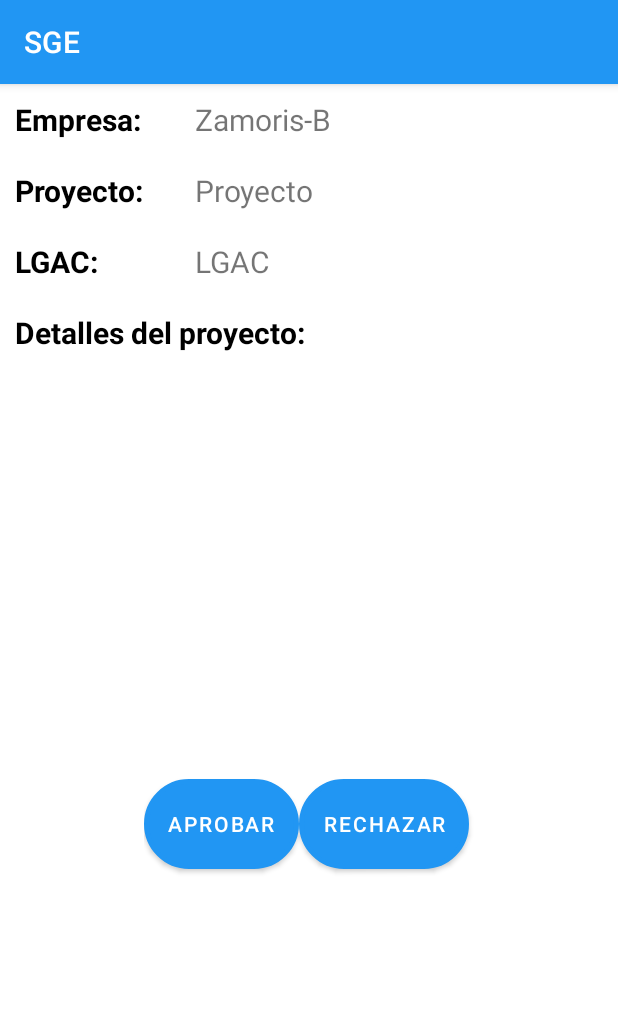
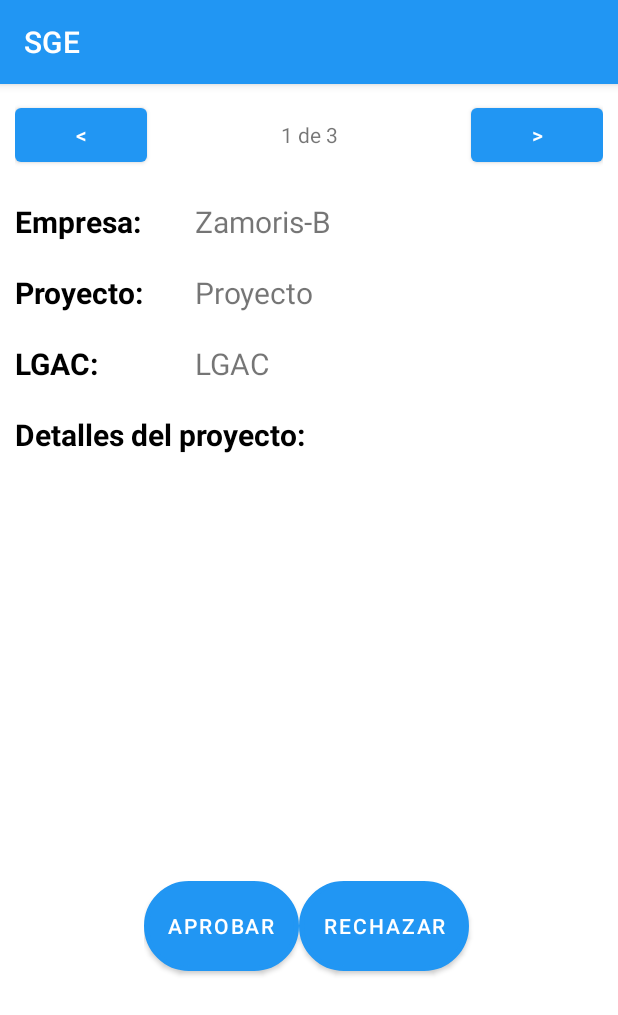
Before and after one commit to Gabrielruiz1712/PlataformaSGE_RES, an Android app: the ResidenciaRegistrada screen opened directly, with no data from a screen before it, on a phone screen of 412 x 824 dp. Shown: the top 1015 px of the screen. Run offline under Robolectric (Android 15) with nearby library versions, the phone set to English and light mode, and no system bars.

Commit message:
Detalles, detalles

```diff
--- a/app/src/main/java/mx/edu/itm/link/plataformasge_res/DetalleProyecto.kt
+++ b/app/src/main/java/mx/edu/itm/link/plataformasge_res/DetalleProyecto.kt
@@ -38,7 +38,6 @@ class DetalleProyecto : AppCompatActivity() {
                     intent.putExtra("ALUMNO", alumno)
                     intent.putExtra("PROYECTO", proyecto)
 
-                    //TODO: Poner el la BD que este alumno ya selecciono proyecto
 
                     alumno.tieneProyecto = 1
                     MainActivity.alumnoLogeado.tieneProyecto = 1
--- a/app/src/main/java/mx/edu/itm/link/plataformasge_res/ResidenciaRegistrada.kt
+++ b/app/src/main/java/mx/edu/itm/link/plataformasge_res/ResidenciaRegistrada.kt
@@ -1,11 +1,41 @@
 package mx.edu.itm.link.plataformasge_res
 
+import android.os.Bundle
+import android.widget.Toast
 import androidx.appcompat.app.AppCompatActivity
-import android.os.Bundle
+import mx.edu.itm.link.plataformasge_res.databinding.ActivityResidenciaRegistradaBinding
 
 class ResidenciaRegistrada : AppCompatActivity() {
+    private lateinit var binding: ActivityResidenciaRegistradaBinding
     override fun onCreate(savedInstanceState: Bundle?) {
         super.onCreate(savedInstanceState)
-        setContentView(R.layout.activity_residencia_registrada)
+        binding = ActivityResidenciaRegistradaBinding.inflate(layoutInflater)
+        setContentView(binding.root)
+
+        var indice = 0
+        binding.btnNext.setOnClickListener {
+            val nDependencias = Utils.database.getDependencias().size
+            if (nDependencias != 0) {
+                navegar(indice)
+                if (indice < nDependencias) {
+                    indice++
+                } else {
+                    indice = 0
+                }
+            }else{
+                Toast.makeText(this, "No hay dependencias pro aprobar", Toast.LENGTH_SHORT).show()
+            }
+        }
+
+    }
+
+    fun navegar(position: Int) {
+        val dependencias = Utils.database.getDependencias()
+        //Para imprimir el indice de la navegacion
+        binding.lblNavegacion.text = "${position + 1} de ${dependencias.size}"
+        binding.nombreEmpresaReg.text = dependencias[position].nombreEmpresa
+        binding.nombreProyectoReg.text = dependencias[position].nombreProyecto
+        binding.lgacProyectoReg.text = dependencias[position].lgac
+        binding.descripcionReg.text = dependencias[position].descripcionDelProyecto
     }
 }
--- a/app/src/main/java/mx/edu/itm/link/plataformasge_res/SeleccionProyecto.kt
+++ b/app/src/main/java/mx/edu/itm/link/plataformasge_res/SeleccionProyecto.kt
@@ -42,12 +42,10 @@ class SeleccionProyecto : AppCompatActivity() {
         }
         //Se asigna profesor random
 
-        //TODO: Aca se debe seleccionar un profe disponible y luego setearlo como no disponible en la BD
         val profesorSeleccionado = profesoresDeLinea.random()
         binding.asesorSeleccion.text =
             "${profesorSeleccionado.nombre}\n${profesorSeleccionado.titulo}"
 
-        //TODO: Traer  reportes de la BD
 
         val list = Utils.database.getReportes(alumno)
 
--- a/app/src/main/java/mx/edu/itm/link/plataformasge_res/models/Profesore.kt
+++ b/app/src/main/java/mx/edu/itm/link/plataformasge_res/models/Profesore.kt
@@ -11,5 +11,9 @@ data class Profesore(
     @SerializedName("nombre")
     val nombre: String,
     @SerializedName("titulo")
-    val titulo: String
+    val titulo: String,
+    @SerializedName("nc")
+    val nc: String,
+    @SerializedName("pass")
+    val pass: String,
 ) : Serializable
--- a/app/src/main/res/layout/activity_residencia_registrada.xml
+++ b/app/src/main/res/layout/activity_residencia_registrada.xml
@@ -21,6 +21,33 @@
         <LinearLayout
             android:layout_width="match_parent"
             android:layout_height="wrap_content"
+            android:padding="10dp"
+            android:orientation="horizontal">
+
+            <Button
+                android:id="@+id/btnPrevio"
+                android:layout_width="wrap_content"
+                android:layout_height="wrap_content"
+                android:text="@string/menorQue" />
+
+            <TextView
+                android:id="@+id/lblNavegacion"
+                android:gravity="center"
+                android:layout_width="wrap_content"
+                android:layout_height="wrap_content"
+                android:layout_weight="1"
+                android:text="1 de 3" />
+
+            <Button
+                android:id="@+id/btnNext"
+                android:layout_width="wrap_content"
+                android:layout_height="wrap_content"
+                android:text="@string/mayorQue" />
+        </LinearLayout>
+
+        <LinearLayout
+            android:layout_width="match_parent"
+            android:layout_height="wrap_content"
             android:orientation="horizontal"
             android:padding="10dp">
 
@@ -33,7 +60,7 @@
                 android:textStyle="bold" />
 
             <TextView
-                android:id="@+id/NombreEmpresaReg"
+                android:id="@+id/nombreEmpresaReg"
                 android:layout_width="match_parent"
                 android:layout_height="wrap_content"
                 android:layout_gravity="center"
@@ -56,7 +83,7 @@
                 android:textStyle="bold" />
 
             <TextView
-                android:id="@+id/NombreProyectoReg"
+                android:id="@+id/nombreProyectoReg"
                 android:layout_width="match_parent"
                 android:layout_height="wrap_content"
                 android:layout_gravity="center"
--- a/app/src/main/res/values/strings.xml
+++ b/app/src/main/res/values/strings.xml
@@ -114,4 +114,6 @@
     }
 
     </string>
+    <string name="menorQue"><![CDATA[<]]></string>
+  <string name="mayorQue"><![CDATA[>]]></string>
 </resources>
```
Also changed, not shown: app/src/main/java/mx/edu/itm/link/plataformasge_res/MainActivity.kt (+13 -1 lines), app/src/main/java/mx/edu/itm/link/plataformasge_res/adapters/ReporteAdapter.kt (+8 -4 lines), app/src/main/java/mx/edu/itm/link/plataformasge_res/data/DataBaseSQL.kt (+14 -9 lines).
